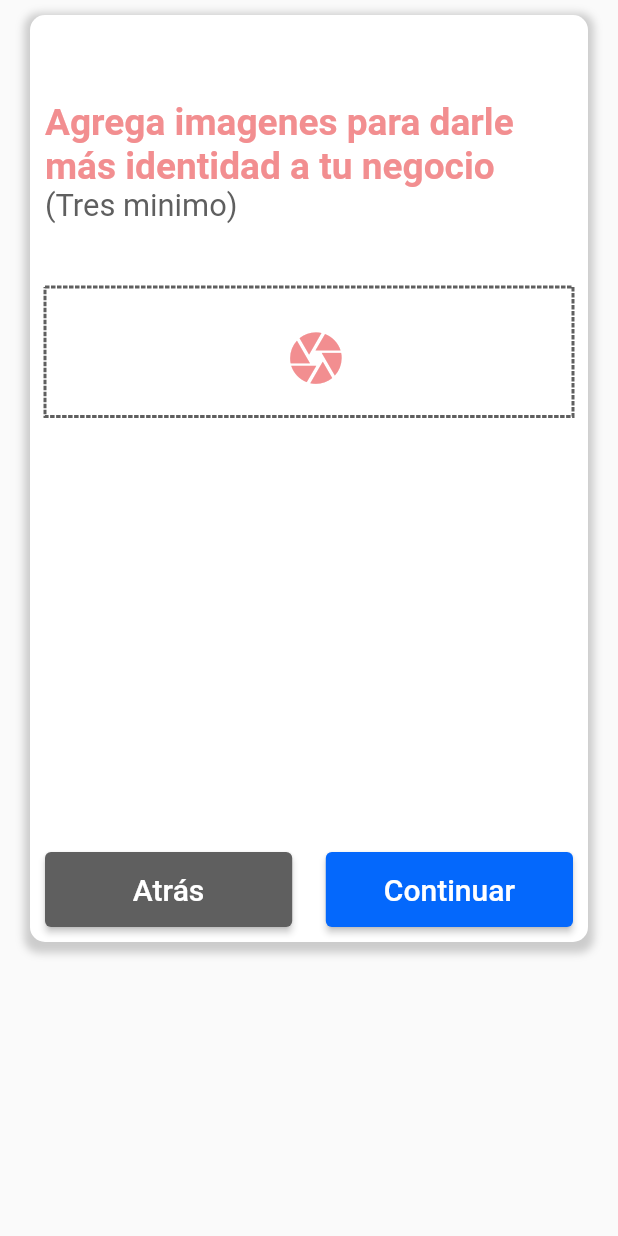
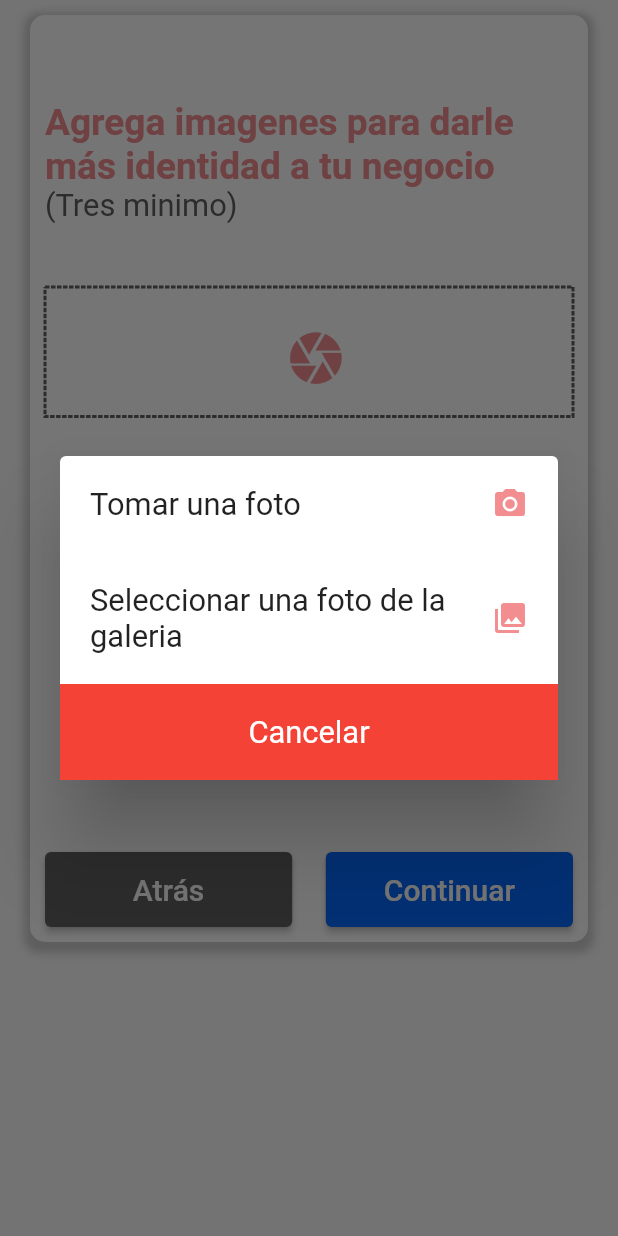
Before and after one commit to jesusManuelJuarez/FinderPymes, a Flutter app: the Step3 widget shown alone on an empty page, opened directly with empty values, after a tap on the "camera" icon, on a phone screen of 412 x 824 dp. Run offline on Flutter 3.47's test engine with Material 2 defaults, Android fonts, the light colour scheme and no system bars; drawn by our look-alikes of dotted_border; our stand-ins replace image_picker.

Commit message:
Se agrego vista para seleccionar imagen

```diff
--- a/lib/feature/pymes/presentation/pages/datosEmpresa.dart
+++ b/lib/feature/pymes/presentation/pages/datosEmpresa.dart
@@ -1,10 +1,13 @@
 // ignore_for_file: file_names, non_constant_identifier_names
+
+import 'dart:io';
 
 import 'package:dotted_border/dotted_border.dart';
 import 'package:finder_pymes/settings/size_responsive.dart';
 import 'package:flutter/material.dart';
 import 'package:provider/provider.dart';
 import 'stepper_state.dart';
+import 'package:image_picker/image_picker.dart';
 
 class DatosEmpresaPage extends StatelessWidget {
   final PageController _pageController = PageController();
@@ -683,7 +686,110 @@ Widget Step2(PageController pageController, BuildContext context) {
   );
 }
 
+File? imagen;
+final picker = ImagePicker();
+
+Future selImagen(op) async {
+  var pickedFile;
+  if (op == 1) {
+    pickedFile = await picker.pickImage(source: ImageSource.camera);
+  } else {
+    pickedFile = await picker.pickImage(source: ImageSource.gallery);
+  }
+
+  setState(() {
+    if (pickedFile != null) {
+      imagen = File(pickedFile.path);
+    } else {
+      print('No seleccionaste ninguna foto');
+    }
+  });
+}
+
+void setState(Null Function() param0) {}
+
+void opciones(BuildContext context) {
+  showDialog(
+      context: context,
+      builder: (BuildContext context) {
+        return AlertDialog(
+          contentPadding: const EdgeInsets.all(0),
+          content: SingleChildScrollView(
+            child: Column(
+              children: [
+                InkWell(
+                  onTap: () {
+                    selImagen(1);
+                  },
+                  child: Container(
+                    padding: const EdgeInsets.all(20),
+                    child: Row(
+                      children: [
+                        Expanded(
+                            child: Text(
+                          'Tomar una foto',
+                          style: TextStyle(
+                              fontSize:
+                                  MediaQuery.of(context).size.width * 0.05),
+                        )),
+                        const Icon(Icons.photo_camera,
+                            color: Color.fromRGBO(242, 142, 144, 1))
+                      ],
+                    ),
+                  ),
+                ),
+                InkWell(
+                  onTap: () {
+                    selImagen(2);
+                  },
+                  child: Container(
+                    padding: const EdgeInsets.all(20),
+                    child: Row(
+                      children: [
+                        Expanded(
+                            child: Text(
+                          'Seleccionar una foto de la galeria',
+                          style: TextStyle(
+                              fontSize:
+                                  MediaQuery.of(context).size.width * 0.05),
+                        )),
+                        const Icon(Icons.photo_library,
+                            color: Color.fromRGBO(242, 142, 144, 1))
+                      ],
+                    ),
+                  ),
+                ),
+                InkWell(
+                  onTap: () {
+                    Navigator.of(context).pop();
+                  },
+                  child: Container(
+                    decoration: const BoxDecoration(color: Colors.red),
+                    padding: const EdgeInsets.all(20),
+                    child: Row(
+                      children: [
+                        Expanded(
+                            child: Text(
+                          'Cancelar',
+                          style: TextStyle(
+                            color: Colors.white,
+                            fontSize: MediaQuery.of(context).size.width * 0.05,
+                          ),
+                          textAlign: TextAlign.center,
+                        )),
+                      ],
+                    ),
+                  ),
+                ),
+              ],
+            ),
+          ),
+        );
+      });
+}
+
 Widget Step3(PageController pageController, BuildContext context) {
+  File imagen;
   return Column(
     children: [
       Container(
@@ -736,7 +842,9 @@ Widget Step3(PageController pageController, BuildContext context) {
                   height: SizeResponsize.blockSizeVertical(10),
                   child: Center(
                     child: IconButton(
-                        onPressed: () {},
+                        onPressed: () {
+                          opciones(context);
+                        },
                         icon: Icon(
                           Icons.camera,
                           color: const Color.fromRGBO(242, 142, 144, 1),
@@ -748,6 +856,7 @@ Widget Step3(PageController pageController, BuildContext context) {
               SizedBox(
                 height: SizeResponsize.blockSizeVertical(25.0),
               ),
+              //imagen == null ? Center() : Image.file(imagen),
               SizedBox(
                 child: Row(
                   mainAxisAlignment: MainAxisAlignment.spaceBetween,
--- a/pubspec.yaml
+++ b/pubspec.yaml
@@ -13,6 +13,9 @@ dependencies:
   cupertino_icons: ^1.0.2
   provider: ^6.0.5
   dotted_border: ^2.0.0+3
+  image_picker: ^1.0.1
+  image_cropper: ^5.0.0
+  flutter_image_compress: ^2.0.3
 
 dev_dependencies:
   flutter_test:
```
Also changed, not shown: lib/feature/pymes/presentation/pages/registerPymes.dart (+14 -16 lines), pubspec.lock, 5 other files.
